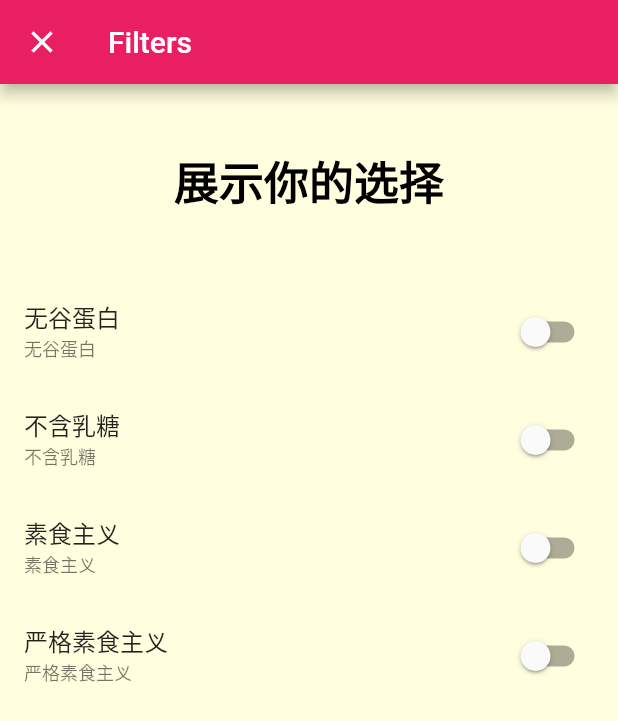
After one commit to daiguilin/favorcate, a Flutter app: the DGLFilterScreen screen opened by its route, on a phone screen of 412 x 824 dp. The commit adds this screen. Shown: the top 721 px of the screen. Run offline on Flutter 3.47's test engine with Material 2 defaults, Android fonts, the phone set to English and light mode, and no system bars; our stand-ins replace dio.

Commit message:
对两个需要关联的viewmodel进行关联，并对代码进行提取

```diff
--- a/lib/core/router/route.dart
+++ b/lib/core/router/route.dart
@@ -2,17 +2,26 @@ import 'package:favorcate/ui/pages/meal/meal.dart';
 import 'package:flutter/material.dart';
 import '../../ui/pages/main/main.dart';
 import '../../ui/pages/detail/detail.dart';
+import 'package:favorcate/ui/pages/filter/filter.dart';
+
 //import '../../ui/pages/home/home.dart';
 //import '../../ui/pages/favor/favor.dart';
 class DGLRouter {
   static final String initialRoute = DGLMainScreen.routeName;
   static final Map<String, WidgetBuilder> routes = {
     DGLMainScreen.routeName: (ctx) => DGLMainScreen(),
-    DGLMealScreen.routeName:(ctx)=>DGLMealScreen(),
-    DGLDetailScreen.routeName:(ctx)=>DGLDetailScreen()
+    DGLMealScreen.routeName: (ctx) => DGLMealScreen(),
+    DGLDetailScreen.routeName: (ctx) => DGLDetailScreen()
   };
 
   static final RouteFactory generateRoute = (settings) {
+    if (settings.name == DGLFilterScreen.routeName) {
+      return MaterialPageRoute(
+          builder: (ctx) {
+            return DGLFilterScreen();
+          },
+          fullscreenDialog: true);
+    }
     return null;
   };
 
--- /dev/null
+++ b/lib/core/viewmodel/filter_view_model.dart
@@ -0,0 +1,44 @@
+import 'package:flutter/material.dart';
+
+class DGLFilterViewModel extends ChangeNotifier {
+  //五谷蛋白
+  bool _isGlutenFree = false;
+
+  //有无乳糖
+  bool _isLactoseFree = false;
+
+  //素食主义
+  bool _isVegetarian = false;
+
+  //严格素食主义
+  bool _isVegan = false;
+
+  bool get isGlutenFree =>_isGlutenFree;
+
+  set isGlutenFree (bool value){
+    _isGlutenFree =value;
+    notifyListeners();
+  }
+
+  bool get isLactoseFree =>_isLactoseFree;
+
+  set isLactoseFree (bool value){
+    _isLactoseFree =value;
+    notifyListeners();
+  }
+
+  bool get isVegetarian =>_isVegetarian;
+
+  set isVegetarian (bool value){
+    _isVegetarian =value;
+    notifyListeners();
+  }
+
+  bool get isVegan =>_isVegan;
+
+  set isVegan (bool value){
+    _isVegan =value;
+    notifyListeners();
+  }
+
+}
--- a/lib/ui/pages/favor/favor_content.dart
+++ b/lib/ui/pages/favor/favor_content.dart
@@ -8,15 +8,15 @@ class DGLFavorContent extends StatelessWidget {
   Widget build(BuildContext context) {
     return Consumer<DGLFavorViewModel>(
       builder: (ctx, favorVM, child) {
-        if(favorVM.favorMeals.length == 0){
+        if(favorVM.meals.length == 0){
           return Center(
             child: Text("未收藏美食"),
           );
         }
         return ListView.builder(
-            itemCount: favorVM.favorMeals.length,
+            itemCount: favorVM.meals.length,
             itemBuilder: (itemCtx, index) {
-              return DGLMealItem(favorVM.favorMeals[index]);
+              return DGLMealItem(favorVM.meals[index]);
             });
       },
     );
--- /dev/null
+++ b/lib/ui/pages/filter/filter.dart
@@ -0,0 +1,14 @@
+import 'package:flutter/material.dart';
+import 'filter_content.dart';
+class DGLFilterScreen extends StatelessWidget {
+  static const String routeName = '/filter';
+  @override
+  Widget build(BuildContext context) {
+    return Scaffold(
+      appBar: AppBar(
+        title: Text("Filters"),
+      ),
+      body: DGLFilterContent(),
+    );
+  }
+}
--- /dev/null
+++ b/lib/ui/pages/filter/filter_content.dart
@@ -0,0 +1,60 @@
+import 'package:favorcate/core/viewmodel/filter_view_model.dart';
+import 'package:flutter/material.dart';
+import 'package:favorcate/core/extension/int_extension.dart';
+import 'package:provider/provider.dart';
+
+class DGLFilterContent extends StatelessWidget {
+  @override
+  Widget build(BuildContext context) {
+    return Column(
+      children: <Widget>[buildChoiceText(context), buildChoiceSelect()],
+    );
+  }
+
+  Widget buildChoiceText(BuildContext context) {
+    return Container(
+      padding: EdgeInsets.all(20.px),
+      alignment: Alignment.center,
+      child: Text(
+        "展示你的选择",
+        style: Theme.of(context)
+            .textTheme
+            .display4
+            .copyWith(fontWeight: FontWeight.bold),
+      ),
+    );
+  }
+
+  Widget buildChoiceSelect() {
+    return Expanded(
+      child: Consumer<DGLFilterViewModel>(
+        builder: (ctx, filterVM, child) {
+          return ListView(
+            children: <Widget>[
+              buildListTitle("无谷蛋白", "无谷蛋白", filterVM.isGlutenFree, (value) {
+                filterVM.isGlutenFree = value;
+              }),
+              buildListTitle("不含乳糖", "不含乳糖", filterVM.isLactoseFree, (value) {
+                filterVM.isLactoseFree = value;
+              }),
+              buildListTitle("素食主义", "素食主义", filterVM.isVegetarian, (value) {
+                filterVM.isVegetarian = value;
+              }),
+              buildListTitle("严格素食主义", "严格素食主义", filterVM.isVegan, (value) {
+                filterVM.isVegan = value;
+              })
+            ],
+          );
+        },
+      ),
+    );
+  }
+
+  Widget buildListTitle(
+      String title, String subTitle, bool value, Function change) {
+    return ListTile(
+        title: Text(title),
+        subtitle: Text(subTitle),
+        trailing: Switch(value: value, onChanged: change));
+  }
+}
--- a/lib/ui/pages/home/home.dart
+++ b/lib/ui/pages/home/home.dart
@@ -1,14 +1,14 @@
 import 'package:flutter/material.dart';
 import 'home_content.dart';
 import 'home_app_bar.dart';
-import 'home_drawer.dart';
+
 class DGLHomeScreen extends StatelessWidget {
   @override
   Widget build(BuildContext context) {
     return Scaffold(
       appBar:DGLHomeAppBar(context),
       body: Center(child:DGLHomeContent()),
-      drawer:DGLHomeDrawer() ,
+
     );
   }
 }
--- a/lib/ui/pages/home/home_drawer.dart
+++ b/lib/ui/pages/home/home_drawer.dart
@@ -1,5 +1,6 @@
 import 'package:flutter/material.dart';
 import 'package:favorcate/core/extension/int_extension.dart';
+import '../filter/filter.dart';
 class DGLHomeDrawer extends StatelessWidget {
   @override
   Widget build(BuildContext context) {
@@ -12,7 +13,9 @@ class DGLHomeDrawer extends StatelessWidget {
             buildListTile(context,Icon(Icons.restaurant),"进度",(){
               Navigator.of(context).pop();
             }),
-            buildListTile(context,Icon(Icons.settings),"过滤",(){}),
+            buildListTile(context,Icon(Icons.settings),"过滤",(){
+              Navigator.of(context).pushNamed(DGLFilterScreen.routeName);
+            }),
           ],
         ),
       ),
--- a/lib/ui/pages/main/main.dart
+++ b/lib/ui/pages/main/main.dart
@@ -1,5 +1,6 @@
 import 'package:flutter/material.dart';
 import 'initialize_items.dart';
+import '../home/home_drawer.dart';
 class DGLMainScreen extends StatefulWidget {
   static const String routeName = "/";
   @override
@@ -11,6 +12,7 @@ class _DGLMainScreenState extends State<DGLMainScreen> {
   @override
   Widget build(BuildContext context) {
     return Scaffold(
+      drawer:DGLHomeDrawer() ,
       body: IndexedStack(
         index: _currentIndex,
         children: pages,
```
Also changed, not shown: lib/core/viewmodel/base_view_model.dart (added, +32 -0 lines), lib/core/viewmodel/favor_view_model.dart (+5 -9 lines), lib/core/viewmodel/meal_view_model.dart (+4 -10 lines), lib/main.dart (+21 -3 lines), lib/ui/pages/home/home_app_bar.dart (+3 -7 lines).
